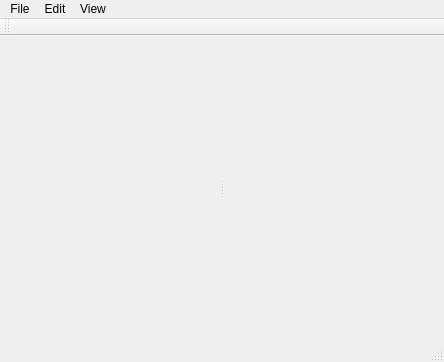
Before: the Qt Designer form test_app_ui.ui in wonderworks-software/PyFlow, drawn with Qt 5.
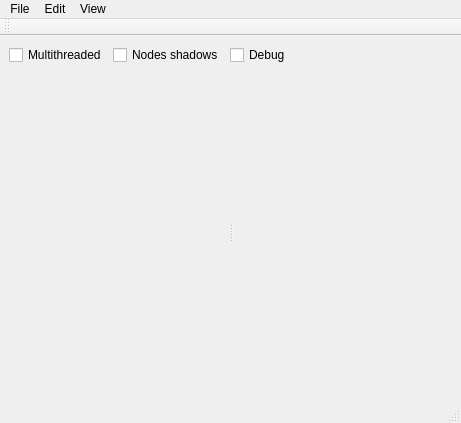
After: the same form once the commit is applied.

Commit message: Правки. Стартер без консольного окна, группировщик работает. Делаем фрейм и подгонку размера группировщика под содержимое

Diff of the .ui file:
```diff
--- a/test_app_ui.ui
+++ b/test_app_ui.ui
@@ -6,8 +6,8 @@
    <rect>
     <x>0</x>
     <y>0</y>
-    <width>444</width>
-    <height>362</height>
+    <width>461</width>
+    <height>423</height>
    </rect>
   </property>
   <property name="windowTitle">
@@ -15,7 +15,7 @@
   </property>
   <widget class="QWidget" name="centralwidget">
    <layout class="QGridLayout" name="gridLayout_2">
-    <item row="0" column="0">
+    <item row="2" column="0">
      <widget class="QSplitter" name="splitter">
       <property name="orientation">
        <enum>Qt::Horizontal</enum>
@@ -28,6 +28,47 @@
       </widget>
      </widget>
     </item>
+    <item row="0" column="0">
+     <layout class="QHBoxLayout" name="horizontalLayout">
+      <property name="sizeConstraint">
+       <enum>QLayout::SetMinimumSize</enum>
+      </property>
+      <item>
+       <widget class="QCheckBox" name="cb_multithreaded">
+        <property name="text">
+         <string>Multithreaded</string>
+        </property>
+       </widget>
+      </item>
+      <item>
+       <widget class="QCheckBox" name="cb_shadows">
+        <property name="text">
+         <string>Nodes shadows</string>
+        </property>
+       </widget>
+      </item>
+      <item>
+       <widget class="QCheckBox" name="cb_debug">
+        <property name="text">
+         <string>Debug</string>
+        </property>
+       </widget>
+      </item>
+      <item>
+       <spacer name="horizontalSpacer">
+        <property name="orientation">
+         <enum>Qt::Horizontal</enum>
+        </property>
+        <property name="sizeHint" stdset="0">
+         <size>
+          <width>40</width>
+          <height>20</height>
+         </size>
+        </property>
+       </spacer>
+      </item>
+     </layout>
+    </item>
    </layout>
   </widget>
   <widget class="QStatusBar" name="statusbar"/>
@@ -36,7 +77,7 @@
     <rect>
      <x>0</x>
      <y>0</y>
-     <width>444</width>
+     <width>461</width>
      <height>18</height>
     </rect>
    </property>
```
Left out of the diff: 12 changed lines with no effect on the pictures. The commit also changes 7 other files.
